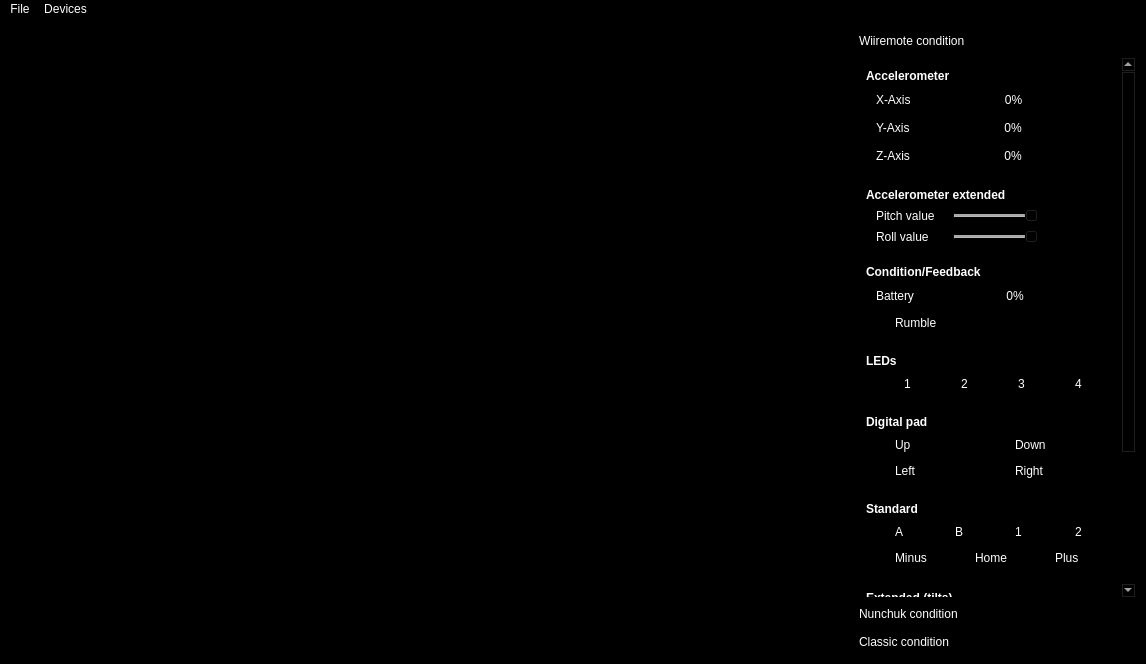
Qt form addons/toolkit/ui/mainwindow.ui (dev-0x7C6/wiimotedev) before a commit.
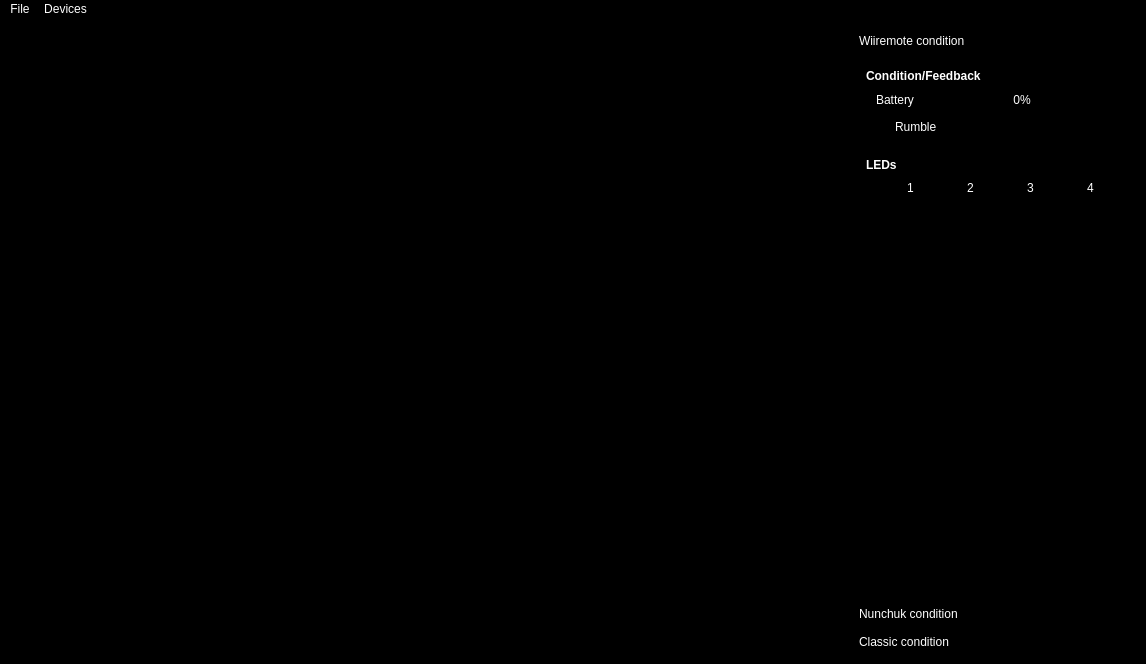
The same form after that commit. The open tabs and pages were chosen to show the change.

Commit message: Added accelerometr info page and buttons page.

The edit to the form file:
```diff
--- a/addons/toolkit/ui/mainwindow.ui
+++ b/addons/toolkit/ui/mainwindow.ui
@@ -482,9 +482,9 @@
        <property name="geometry">
         <rect>
          <x>0</x>
-         <y>-318</y>
-         <width>253</width>
-         <height>842</height>
+         <y>0</y>
+         <width>83</width>
+         <height>167</height>
         </rect>
        </property>
        <property name="sizePolicy">
@@ -497,306 +497,7 @@
         <string>Wiiremote condition</string>
        </attribute>
        <layout class="QGridLayout" name="gridLayout_7">
-        <item row="0" column="0">
-         <layout class="QHBoxLayout" name="horizontalLayout_4">
-          <item>
-           <widget class="QLabel" name="label_2">
-            <property name="font">
-             <font>
-              <weight>75</weight>
-              <bold>true</bold>
-             </font>
-            </property>
-            <property name="text">
-             <string>Accelerometer</string>
-            </property>
-           </widget>
-          </item>
-         </layout>
-        </item>
-        <item row="1" column="0" colspan="2">
-         <layout class="QHBoxLayout" name="horizontalLayout_3">
-          <item>
-           <spacer name="horizontalSpacer">
-            <property name="orientation">
-             <enum>Qt::Horizontal</enum>
-            </property>
-            <property name="sizeType">
-             <enum>QSizePolicy::Fixed</enum>
-            </property>
-            <property name="sizeHint" stdset="0">
-             <size>
-              <width>10</width>
-              <height>1</height>
-             </size>
-            </property>
-           </spacer>
-          </item>
-          <item>
-           <widget class="QLabel" name="label">
-            <property name="text">
-             <string>X-Axis</string>
-            </property>
-           </widget>
-          </item>
-          <item>
-           <widget class="QProgressBar" name="progressWiimoteXAxis">
-            <property name="maximum">
-             <number>255</number>
-            </property>
-            <property name="value">
-             <number>0</number>
-            </property>
-            <property name="orientation">
-             <enum>Qt::Horizontal</enum>
-            </property>
-           </widget>
-          </item>
-         </layout>
-        </item>
-        <item row="2" column="0" colspan="2">
-         <layout class="QHBoxLayout" name="horizontalLayout_2">
-          <item>
-           <spacer name="horizontalSpacer_3">
-            <property name="orientation">
-             <enum>Qt::Horizontal</enum>
-            </property>
-            <property name="sizeType">
-             <enum>QSizePolicy::Fixed</enum>
-            </property>
-            <property name="sizeHint" stdset="0">
-             <size>
-              <width>10</width>
-              <height>1</height>
-             </size>
-            </property>
-           </spacer>
-          </item>
-          <item>
-           <widget class="QLabel" name="labelWiimoteYAxis">
-            <property name="text">
-             <string>Y-Axis</string>
-            </property>
-           </widget>
-          </item>
-          <item>
-           <widget class="QProgressBar" name="progressWiimoteYAxis">
-            <property name="maximum">
-             <number>255</number>
-            </property>
-            <property name="value">
-             <number>0</number>
-            </property>
-           </widget>
-          </item>
-         </layout>
-        </item>
-        <item row="3" column="0" colspan="2">
-         <layout class="QHBoxLayout" name="horizontalLayout">
-          <item>
-           <spacer name="horizontalSpacer_4">
-            <property name="orientation">
-             <enum>Qt::Horizontal</enum>
-            </property>
-            <property name="sizeType">
-             <enum>QSizePolicy::Fixed</enum>
-            </property>
-            <property name="sizeHint" stdset="0">
-             <size>
-              <width>10</width>
-              <height>1</height>
-             </size>
-            </property>
-           </spacer>
-          </item>
-          <item>
-           <widget class="QLabel" name="labelWiimoteZAxis">
-            <property name="text">
-             <string>Z-Axis</string>
-            </property>
-           </widget>
-          </item>
-          <item>
-           <widget class="QProgressBar" name="progressWiimoteZAxis">
-            <property name="maximum">
-             <number>255</number>
-            </property>
-            <property name="value">
-             <number>0</number>
-            </property>
-            <property name="orientation">
-             <enum>Qt::Horizontal</enum>
-            </property>
-           </widget>
-          </item>
-         </layout>
-        </item>
-        <item row="4" column="1">
-         <spacer name="verticalSpacer_3">
-          <property name="orientation">
-           <enum>Qt::Vertical</enum>
-          </property>
-          <property name="sizeType">
-           <enum>QSizePolicy::Fixed</enum>
-          </property>
-          <property name="sizeHint" stdset="0">
-           <size>
-            <width>20</width>
-            <height>15</height>
-           </size>
-          </property>
-         </spacer>
-        </item>
-        <item row="5" column="0" colspan="2">
-         <layout class="QHBoxLayout" name="horizontalLayout_7">
-          <item>
-           <widget class="QLabel" name="label_3">
-            <property name="font">
-             <font>
-              <weight>75</weight>
-              <bold>true</bold>
-             </font>
-            </property>
-            <property name="text">
-             <string>Accelerometer extended</string>
-            </property>
-           </widget>
-          </item>
-         </layout>
-        </item>
-        <item row="6" column="0" colspan="2">
-         <layout class="QHBoxLayout" name="horizontalLayout_5">
-          <item>
-           <spacer name="horizontalSpacer_5">
-            <property name="orientation">
-             <enum>Qt::Horizontal</enum>
-            </property>
-            <property name="sizeType">
-             <enum>QSizePolicy::Fixed</enum>
-            </property>
-            <property name="sizeHint" stdset="0">
-             <size>
-              <width>10</width>
-              <height>1</height>
-             </size>
-            </property>
-           </spacer>
-          </item>
-          <item>
-           <widget class="QLabel" name="label_4">
-            <property name="minimumSize">
-             <size>
-              <width>70</width>
-              <height>0</height>
-             </size>
-            </property>
-            <property name="maximumSize">
-             <size>
-              <width>70</width>
-              <height>16777215</height>
-             </size>
-            </property>
-            <property name="text">
-             <string>Pitch value</string>
-            </property>
-           </widget>
-          </item>
-          <item>
-           <widget class="QSlider" name="sliderWiimotePitchAxis">
-            <property name="enabled">
-             <bool>false</bool>
-            </property>
-            <property name="sizePolicy">
-             <sizepolicy hsizetype="MinimumExpanding" vsizetype="Fixed">
-              <horstretch>0</horstretch>
-              <verstretch>0</verstretch>
-             </sizepolicy>
-            </property>
-            <property name="minimum">
-             <number>-180</number>
-            </property>
-            <property name="maximum">
-             <number>180</number>
-            </property>
-            <property name="orientation">
-             <enum>Qt::Horizontal</enum>
-            </property>
-           </widget>
-          </item>
-         </layout>
-        </item>
-        <item row="7" column="0" colspan="2">
-         <layout class="QHBoxLayout" name="horizontalLayout_6">
-          <item>
-           <spacer name="horizontalSpacer_6">
-            <property name="orientation">
-             <enum>Qt::Horizontal</enum>
-            </property>
-            <property name="sizeType">
-             <enum>QSizePolicy::Fixed</enum>
-            </property>
-            <property name="sizeHint" stdset="0">
-             <size>
-              <width>10</width>
-              <height>1</height>
-             </size>
-            </property>
-           </spacer>
-          </item>
-          <item>
-           <widget class="QLabel" name="label_5">
-            <property name="minimumSize">
-             <size>
-              <width>70</width>
-              <height>0</height>
-             </size>
-            </property>
-            <property name="maximumSize">
-             <size>
-              <width>70</width>
-              <height>16777215</height>
-             </size>
-            </property>
-            <property name="text">
-             <string>Roll value</string>
-            </property>
-           </widget>
-          </item>
-          <item>
-           <widget class="QSlider" name="sliderWiimoteRollAxis">
-            <property name="enabled">
-             <bool>false</bool>
-            </property>
-            <property name="minimum">
-             <number>-180</number>
-            </property>
-            <property name="maximum">
-             <number>180</number>
-            </property>
-            <property name="orientation">
-             <enum>Qt::Horizontal</enum>
-            </property>
-           </widget>
-          </item>
-         </layout>
-        </item>
-        <item row="8" column="1">
-         <spacer name="verticalSpacer_4">
-          <property name="orientation">
-           <enum>Qt::Vertical</enum>
-          </property>
-          <property name="sizeType">
-           <enum>QSizePolicy::Fixed</enum>
-          </property>
-          <property name="sizeHint" stdset="0">
-           <size>
-            <width>20</width>
-            <height>15</height>
-           </size>
-          </property>
-         </spacer>
-        </item>
-        <item row="9" column="0" colspan="2">
+        <item row="0" column="0" colspan="2">
          <layout class="QHBoxLayout" name="horizontalLayout_8">
           <item>
            <widget class="QLabel" name="label_14">
@@ -813,7 +514,7 @@
           </item>
          </layout>
         </item>
-        <item row="10" column="0" colspan="2">
+        <item row="1" column="0" colspan="2">
          <layout class="QHBoxLayout" name="horizontalLayout_10">
           <item>
            <spacer name="horizontalSpacer_7">
@@ -850,7 +551,7 @@
           </item>
          </layout>
         </item>
-        <item row="11" column="0">
+        <item row="2" column="0">
          <layout class="QHBoxLayout" name="horizontalLayout_11">
           <item>
            <spacer name="horizontalSpacer_8">
@@ -877,7 +578,7 @@
           </item>
          </layout>
         </item>
-        <item row="12" column="1">
+        <item row="3" column="1">
          <spacer name="verticalSpacer_5">
           <property name="orientation">
            <enum>Qt::Vertical</enum>
@@ -893,7 +594,7 @@
           </property>
          </spacer>
         </item>
-        <item row="13" column="0">
+        <item row="4" column="0">
          <layout class="QHBoxLayout" name="horizontalLayout_9">
           <item>
            <widget class="QLabel" name="label_15">
@@ -910,7 +611,7 @@
           </item>
          </layout>
         </item>
-        <item row="14" column="0" colspan="2">
+        <item row="5" column="0" colspan="2">
          <layout class="QHBoxLayout" name="horizontalLayout_12">
           <item>
            <widget class="QCheckBox" name="checkboxWiimoteLed1">
@@ -966,589 +667,7 @@
           </item>
          </layout>
         </item>
-        <item row="15" column="1">
-         <spacer name="verticalSpacer_18">
-          <property name="orientation">
-           <enum>Qt::Vertical</enum>
-          </property>
-          <property name="sizeType">
-           <enum>QSizePolicy::Fixed</enum>
-          </property>
-          <property name="sizeHint" stdset="0">
-           <size>
-            <width>20</width>
-            <height>15</height>
-           </size>
-          </property>
-         </spacer>
-        </item>
-        <item row="16" column="0" colspan="2">
-         <layout class="QHBoxLayout" name="horizontalLayout_26">
-          <item>
-           <widget class="QLabel" name="label_6">
-            <property name="font">
-             <font>
-              <weight>75</weight>
-              <bold>true</bold>
-             </font>
-            </property>
-            <property name="text">
-             <string>Digital pad</string>
-            </property>
-           </widget>
-          </item>
-         </layout>
-        </item>
-        <item row="17" column="0" colspan="2">
-         <layout class="QHBoxLayout" name="horizontalLayout_27">
-          <item>
-           <spacer name="horizontalSpacer_9">
-            <property name="orientation">
-             <enum>Qt::Horizontal</enum>
-            </property>
-            <property name="sizeType">
-             <enum>QSizePolicy::Fixed</enum>
-            </property>
-            <property name="sizeHint" stdset="0">
-             <size>
-              <width>10</width>
-              <height>1</height>
-             </size>
-            </property>
-           </spacer>
-          </item>
-          <item>
-           <widget class="QCheckBox" name="checkboxWiimoteDigitalUp">
-            <property name="enabled">
-             <bool>true</bool>
-            </property>
-            <property name="text">
-             <string>Up</string>
-            </property>
-            <property name="checkable">
-             <bool>true</bool>
-            </property>
-           </widget>
-          </item>
-          <item>
-           <widget class="QCheckBox" name="checkboxWiimoteDigitalDown">
-            <property name="enabled">
-             <bool>true</bool>
-            </property>
-            <property name="text">
-             <string>Down</string>
-            </property>
-            <property name="checkable">
-             <bool>true</bool>
-            </property>
-           </widget>
-          </item>
-         </layout>
-        </item>
-        <item row="18" column="0" colspan="2">
-         <layout class="QHBoxLayout" name="horizontalLayout_30">
-          <item>
-           <spacer name="horizontalSpacer_10">
-            <property name="orientation">
-             <enum>Qt::Horizontal</enum>
-            </property>
-            <property name="sizeType">
-             <enum>QSizePolicy::Fixed</enum>
-            </property>
-            <property name="sizeHint" stdset="0">
-             <size>
-              <width>10</width>
-              <height>1</height>
-             </size>
-            </property>
-           </spacer>
-          </item>
-          <item>
-           <widget class="QCheckBox" name="checkboxWiimoteDigitalLeft">
-            <property name="enabled">
-             <bool>true</bool>
-            </property>
-            <property name="text">
-             <string>Left</string>
-            </property>
-            <property name="checkable">
-             <bool>true</bool>
-            </property>
-           </widget>
-          </item>
-          <item>
-           <widget class="QCheckBox" name="checkboxWiimoteDigitalRight">
-            <property name="enabled">
-             <bool>true</bool>
-            </property>
-            <property name="text">
-             <string>Right</string>
-            </property>
-            <property name="checkable">
-             <bool>true</bool>
-            </property>
-           </widget>
-          </item>
-         </layout>
-        </item>
-        <item row="19" column="0" colspan="2">
-         <spacer name="verticalSpacer_11">
-          <property name="orientation">
-           <enum>Qt::Vertical</enum>
-          </property>
-          <property name="sizeType">
-           <enum>QSizePolicy::Fixed</enum>
-          </property>
-          <property name="sizeHint" stdset="0">
-           <size>
-            <width>20</width>
-            <height>15</height>
-           </size>
-          </property>
-         </spacer>
-        </item>
-        <item row="20" column="0" colspan="2">
-         <layout class="QHBoxLayout" name="horizontalLayout_31">
-          <item>
-           <widget class="QLabel" name="label_7">
-            <property name="font">
-             <font>
-              <weight>75</weight>
-              <bold>true</bold>
-             </font>
-            </property>
-            <property name="text">
-             <string>Standard</string>
-            </property>
-           </widget>
-          </item>
-         </layout>
-        </item>
-        <item row="21" column="0" colspan="2">
-         <layout class="QHBoxLayout" name="horizontalLayout_28">
-          <item>
-           <spacer name="horizontalSpacer_11">
-            <property name="orientation">
-             <enum>Qt::Horizontal</enum>
-            </property>
-            <property name="sizeType">
-             <enum>QSizePolicy::Fixed</enum>
-            </property>
-            <property name="sizeHint" stdset="0">
-             <size>
-              <width>10</width>
-              <height>1</height>
-             </size>
-            </property>
-           </spacer>
-          </item>
-          <item>
-           <widget class="QCheckBox" name="checkboxWiimoteA">
-            <property name="enabled">
-             <bool>true</bool>
-            </property>
-            <property name="text">
-             <string>A</string>
-            </property>
-            <property name="checkable">
-             <bool>true</bool>
-            </property>
-           </widget>
-          </item>
-          <item>
-           <widget class="QCheckBox" name="checkboxWiimoteB">
-            <property name="enabled">
-             <bool>true</bool>
-            </property>
-            <property name="text">
-             <string>B</string>
-            </property>
-            <property name="checkable">
-             <bool>true</bool>
-            </property>
-           </widget>
-          </item>
-          <item>
-           <widget class="QCheckBox" name="checkboxWiimote1">
-            <property name="enabled">
-             <bool>true</bool>
-            </property>
-            <property name="text">
-             <string>1</string>
-            </property>
-            <property name="checkable">
-             <bool>true</bool>
-            </property>
-           </widget>
-          </item>
-          <item>
-           <widget class="QCheckBox" name="checkboxWiimote2">
-            <property name="enabled">
-             <bool>true</bool>
-            </property>
-            <property name="text">
-             <string>2</string>
-            </property>
-            <property name="checkable">
-             <bool>true</bool>
-            </property>
-           </widget>
-          </item>
-         </layout>
-        </item>
-        <item row="22" column="0" colspan="2">
-         <layout class="QHBoxLayout" name="horizontalLayout_29">
-          <item>
-           <spacer name="horizontalSpacer_12">
-            <property name="orientation">
-             <enum>Qt::Horizontal</enum>
-            </property>
-            <property name="sizeType">
-             <enum>QSizePolicy::Fixed</enum>
-            </property>
-            <property name="sizeHint" stdset="0">
-             <size>
-              <width>10</width>
-              <height>1</height>
-             </size>
-            </property>
-           </spacer>
-          </item>
-          <item>
-           <widget class="QCheckBox" name="checkboxWiimoteMinus">
-            <property name="enabled">
-             <bool>true</bool>
-            </property>
-            <property name="text">
-             <string>Minus</string>
-            </property>
-            <property name="checkable">
-             <bool>true</bool>
-            </property>
-           </widget>
-          </item>
-          <item>
-           <widget class="QCheckBox" name="checkboxWiimoteHome">
-            <property name="enabled">
-             <bool>true</bool>
-            </property>
-            <property name="text">
-             <string>Home</string>
-            </property>
-            <property name="checkable">
-             <bool>true</bool>
-            </property>
-           </widget>
-          </item>
-          <item>
-           <widget class="QCheckBox" name="checkboxWiimotePlus">
-            <property name="enabled">
-             <bool>true</bool>
-            </property>
-            <property name="text">
-             <string>Plus</string>
-            </property>
-           </widget>
-          </item>
-         </layout>
-        </item>
-        <item row="23" column="0" colspan="2">
-         <spacer name="verticalSpacer_14">
-          <property name="orientation">
-           <enum>Qt::Vertical</enum>
-          </property>
-          <property name="sizeType">
-           <enum>QSizePolicy::Fixed</enum>
-          </property>
-          <property name="sizeHint" stdset="0">
-           <size>
-            <width>20</width>
-            <height>17</height>
-           </size>
-          </property>
-         </spacer>
-        </item>
-        <item row="24" column="0" colspan="2">
-         <layout class="QHBoxLayout" name="horizontalLayout_32">
-          <item>
-           <widget class="QLabel" name="label_8">
-            <property name="font">
-             <font>
-              <weight>75</weight>
-              <bold>true</bold>
-             </font>
-            </property>
-            <property name="text">
-             <string>Extended (tilts)</string>
-            </property>
-           </widget>
-          </item>
-         </layout>
-        </item>
-        <item row="25" column="0" colspan="2">
-         <layout class="QHBoxLayout" name="horizontalLayout_33">
-          <item>
-           <spacer name="horizontalSpacer_13">
-            <property name="orientation">
-             <enum>Qt::Horizontal</enum>
-            </property>
-            <property name="sizeType">
-             <enum>QSizePolicy::Fixed</enum>
-            </property>
-            <property name="sizeHint" stdset="0">
-             <size>
-              <width>10</width>
-              <height>1</height>
-             </size>
-            </property>
-           </spacer>
-          </item>
-          <item>
-           <widget class="QCheckBox" name="checkboxWiimoteTiltFront">
-            <property name="enabled">
-             <bool>true</bool>
-            </property>
-            <property name="text">
-             <string>Front</string>
-            </property>
-            <property name="checkable">
-             <bool>true</bool>
-            </property>
-           </widget>
-          </item>
-          <item>
-           <widget class="QCheckBox" name="checkboxWiimoteTiltBack">
-            <property name="enabled">
-             <bool>true</bool>
-            </property>
-            <property name="text">
-             <string>Back</string>
-            </property>
-            <property name="checkable">
-             <bool>true</bool>
-            </property>
-           </widget>
-          </item>
-         </layout>
-        </item>
-        <item row="26" column="0" colspan="2">
-         <layout class="QHBoxLayout" name="horizontalLayout_34">
-          <item>
-           <spacer name="horizontalSpacer_14">
-            <property name="orientation">
-             <enum>Qt::Horizontal</enum>
-            </property>
-            <property name="sizeType">
-             <enum>QSizePolicy::Fixed</enum>
-            </property>
-            <property name="sizeHint" stdset="0">
-             <size>
-              <width>10</width>
-              <height>1</height>
-             </size>
-            </property>
-           </spacer>
-          </item>
-          <item>
-           <widget class="QCheckBox" name="checkboxWiimoteTiltLeft">
-            <property name="enabled">
-             <bool>true</bool>
-            </property>
-            <property name="text">
-             <string>Left</string>
-            </property>
-            <property name="checkable">
-             <bool>true</bool>
-            </property>
-           </widget>
-          </item>
-          <item>
-           <widget class="QCheckBox" name="checkboxWiimoteTiltRight">
-            <property name="enabled">
-             <bool>true</bool>
-            </property>
-            <property name="text">
-             <string>Right</string>
-            </property>
-            <property name="checkable">
-             <bool>true</bool>
-            </property>
-           </widget>
-          </item>
-         </layout>
-        </item>
-        <item row="27" column="0" colspan="2">
-         <spacer name="verticalSpacer_13">
-          <property name="orientation">
-           <enum>Qt::Vertical</enum>
-          </property>
-          <property name="sizeType">
-           <enum>QSizePolicy::Fixed</enum>
-          </property>
-          <property name="sizeHint" stdset="0">
-           <size>
-            <width>20</width>
-            <height>15</height>
-           </size>
-          </property>
-         </spacer>
-        </item>
-        <item row="28" column="0" colspan="2">
-         <layout class="QHBoxLayout" name="horizontalLayout_35">
-          <item>
-           <widget class="QLabel" name="label_9">
-            <property name="font">
-             <font>
-              <weight>75</weight>
-              <bold>true</bold>
-             </font>
-            </property>
-            <property name="text">
-             <string>Extended (shifts)</string>
-            </property>
-           </widget>
-          </item>
-         </layout>
-        </item>
-        <item row="29" column="0" colspan="2">
-         <layout class="QHBoxLayout" name="horizontalLayout_36">
-          <item>
-           <spacer name="horizontalSpacer_15">
-            <property name="orientation">
-             <enum>Qt::Horizontal</enum>
-            </property>
-            <property name="sizeType">
-             <enum>QSizePolicy::Fixed</enum>
-            </property>
-            <property name="sizeHint" stdset="0">
-             <size>
-              <width>10</width>
-              <height>1</height>
-             </size>
-            </property>
-           </spacer>
-          </item>
-          <item>
-           <widget class="QCheckBox" name="checkboxWiimoteShiftUp">
-            <property name="enabled">
-             <bool>true</bool>
-            </property>
-            <property name="text">
-             <string>Up</string>
-            </property>
-            <property name="checkable">
-             <bool>true</bool>
-            </property>
-           </widget>
-          </item>
-          <item>
-           <widget class="QCheckBox" name="checkboxWiimoteShiftDown">
-            <property name="enabled">
-             <bool>true</bool>
-            </property>
-            <property name="text">
-             <string>Down</string>
-            </property>
-            <property name="checkable">
-             <bool>true</bool>
-            </property>
-           </widget>
-          </item>
-         </layout>
-        </item>
-        <item row="30" column="0" colspan="2">
-         <layout class="QHBoxLayout" name="horizontalLayout_37">
-          <item>
-           <spacer name="horizontalSpacer_16">
-            <property name="orientation">
-             <enum>Qt::Horizontal</enum>
-            </property>
-            <property name="sizeType">
-             <enum>QSizePolicy::Fixed</enum>
-            </property>
-            <property name="sizeHint" stdset="0">
-             <size>
-              <width>10</width>
-              <height>1</height>
-             </size>
-            </property>
-           </spacer>
-          </item>
-          <item>
-           <widget class="QCheckBox" name="checkboxWiimoteShiftLeft">
-            <property name="enabled">
-             <bool>true</bool>
-            </property>
-            <property name="text">
-             <string>Left</string>
-            </property>
-            <property name="checkable">
-             <bool>true</bool>
-            </property>
-           </widget>
-          </item>
-          <item>
-           <widget class="QCheckBox" name="checkboxWiimoteShiftRight">
-            <property name="enabled">
-             <bool>true</bool>
-            </property>
-            <property name="text">
-             <string>Right</string>
-            </property>
-            <property name="checkable">
-             <bool>true</bool>
-            </property>
-           </widget>
-          </item>
-         </layout>
-        </item>
-        <item row="31" column="0" colspan="2">
-         <layout class="QHBoxLayout" name="horizontalLayout_38">
-          <item>
-           <spacer name="horizontalSpacer_17">
-            <property name="orientation">
-             <enum>Qt::Horizontal</enum>
-            </property>
-            <property name="sizeType">
-             <enum>QSizePolicy::Fixed</enum>
-            </property>
-            <property name="sizeHint" stdset="0">
-             <size>
-              <width>10</width>
-              <height>1</height>
-             </size>
-            </property>
-           </spacer>
-          </item>
-          <item>
-           <widget class="QCheckBox" name="checkboxWiimoteShiftForward">
-            <property name="enabled">
-             <bool>true</bool>
-            </property>
-            <property name="text">
-             <string>Forward</string>
-            </property>
-            <property name="checkable">
-             <bool>true</bool>
-            </property>
-           </widget>
-          </item>
-          <item>
-           <widget class="QCheckBox" name="checkboxWiimoteShiftBackward">
-            <property name="enabled">
-             <bool>true</bool>
-            </property>
-            <property name="text">
-             <string>Backward</string>
-            </property>
-            <property name="checkable">
-             <bool>true</bool>
-            </property>
-           </widget>
-          </item>
-         </layout>
-        </item>
-        <item row="32" column="0" colspan="2">
+        <item row="6" column="0" colspan="2">
          <spacer name="verticalSpacer_12">
           <property name="orientation">
            <enum>Qt::Vertical</enum>
```
Left out of the diff: 1004 changed lines with no effect on the pictures. The commit also changes 2 other files.
